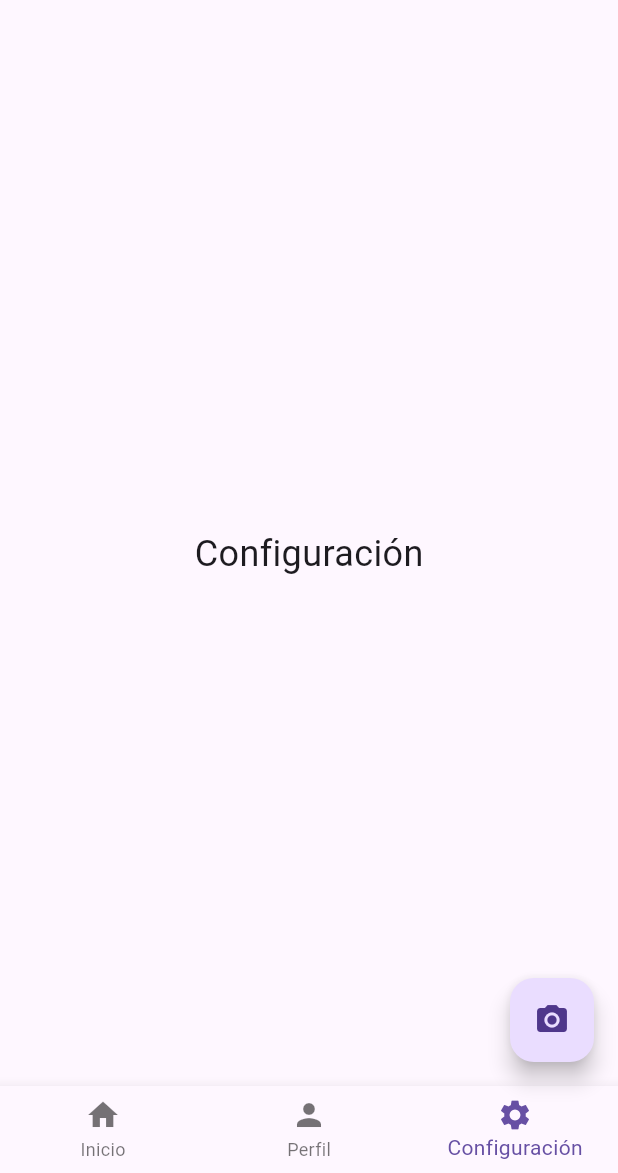
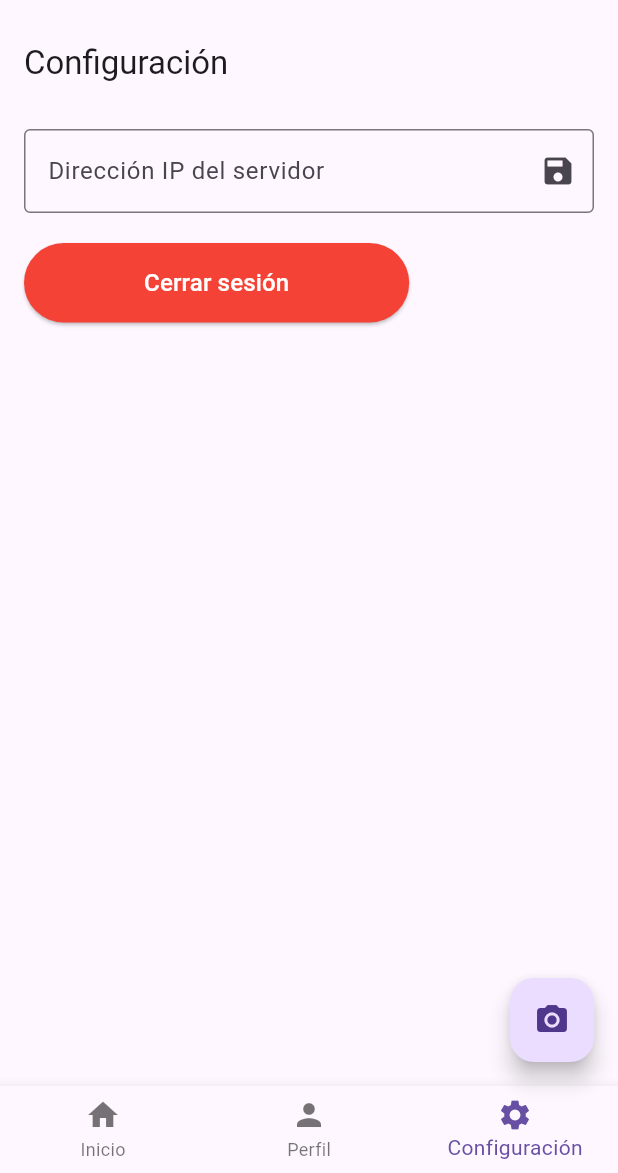
Before and after one commit to kevinjapa/Red-Social---cuda, a Flutter app: the Home screen opened directly with empty values, item 3 of the bottom bar chosen, on a phone screen of 412 x 824 dp, the part 63-1236 px from its top. Run offline on Flutter 3.47's test engine with Material 3 defaults, Android fonts, the phone set to English and light mode, and no system bars; our stand-ins replace image_picker, shared_preferences; accounts and stored records are empty; generated files the repository leaves out were written again; network calls fail; project files that could hold a hidden picture were left out.

Commit message:
Agregar pantalla de configuración para guardar la dirección IP del servidor y cerrar sesión, actualizar dependencias

```diff
--- a/proyectointerciclo/lib/screens/home.dart
+++ b/proyectointerciclo/lib/screens/home.dart
@@ -86,6 +86,7 @@
 // }
 import 'package:flutter/material.dart';
 import 'package:image_picker/image_picker.dart';
+import 'package:proyectointerciclo/screens/settings.dart';
 import 'dart:io';
 import 'filtro.dart'; // Asegúrate de importar la nueva pantalla
 import 'perfil.dart'; // Asegúrate de importar la pantalla de perfil
@@ -111,7 +112,8 @@ class _HomeState extends State<Home> {
     _pages = [
       Center(child: Text(widget.username, style: TextStyle(fontSize: 24))),
       Perfil(username: widget.username), // Pasa el username al perfil
-      Center(child: Text('Configuración', style: TextStyle(fontSize: 24))),
+      // Center(child: Text('Configuración', style: TextStyle(fontSize: 24))),
+      Settings(),
     ];
   }
 
--- a/proyectointerciclo/lib/screens/settings.dart
+++ b/proyectointerciclo/lib/screens/settings.dart
@@ -0,0 +1,76 @@
+import 'package:flutter/material.dart';
+import 'package:shared_preferences/shared_preferences.dart';
+
+class Settings extends StatefulWidget {
+  @override
+  _SettingsState createState() => _SettingsState();
+}
+
+class _SettingsState extends State<Settings> {
+  TextEditingController _ipController = TextEditingController();
+  late SharedPreferences _prefs;
+
+  @override
+  void initState() {
+    super.initState();
+    _loadSavedIp();
+  }
+
+  Future<void> _loadSavedIp() async {
+    _prefs = await SharedPreferences.getInstance();
+    setState(() {
+      _ipController.text = _prefs.getString('server_ip') ?? '';
+    });
+  }
+
+  Future<void> _saveIp() async {
+    await _prefs.setString('server_ip', _ipController.text);
+    ScaffoldMessenger.of(context).showSnackBar(
+      SnackBar(content: Text('Dirección IP guardada con éxito')),
+    );
+  }
+
+  void _logout() {
+    Navigator.pushNamedAndRemoveUntil(context, '/login', (route) => false);
+  }
+
+  @override
+  Widget build(BuildContext context) {
+    return Scaffold(
+      appBar: AppBar(
+        title: Text('Configuración'),
+      ),
+      body: Padding(
+        padding: const EdgeInsets.all(16.0),
+        child: Column(
+          crossAxisAlignment: CrossAxisAlignment.start,
+          children: [
+            TextField(
+              controller: _ipController,
+              decoration: InputDecoration(
+                labelText: 'Dirección IP del servidor',
+                border: OutlineInputBorder(),
+                suffixIcon: IconButton(
+                  icon: Icon(Icons.save),
+                  onPressed: _saveIp,
+                ),
+              ),
+            ),
+            SizedBox(height: 20),
+            ElevatedButton(
+              onPressed: _logout,
+              style: ElevatedButton.styleFrom(
+                backgroundColor: Colors.red,
+                padding: EdgeInsets.symmetric(horizontal: 80, vertical: 15),
+              ),
+              child: Text(
+                'Cerrar sesión',
+                style: TextStyle(fontSize: 16, color: Colors.white),
+              ),
+            ),
+          ],
+        ),
+      ),
+    );
+  }
+}
--- a/proyectointerciclo/pubspec.yaml
+++ b/proyectointerciclo/pubspec.yaml
@@ -13,7 +13,7 @@ dependencies:
   flutter:
     sdk: flutter
   http: ^0.13.4
-
+  shared_preferences: ^2.1.0
   image_picker: ^0.8.7+3
   flutter_localizations:
     sdk: flutter
```
Also changed, not shown: proyectointerciclo/pubspec.lock, 1 other file.
